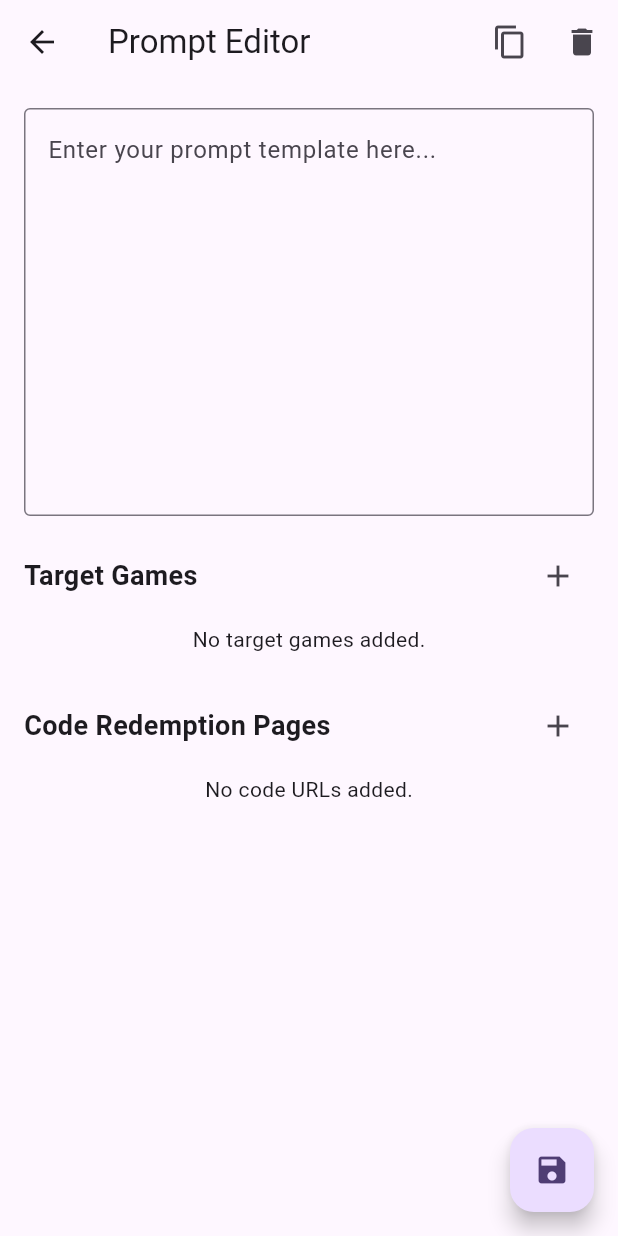
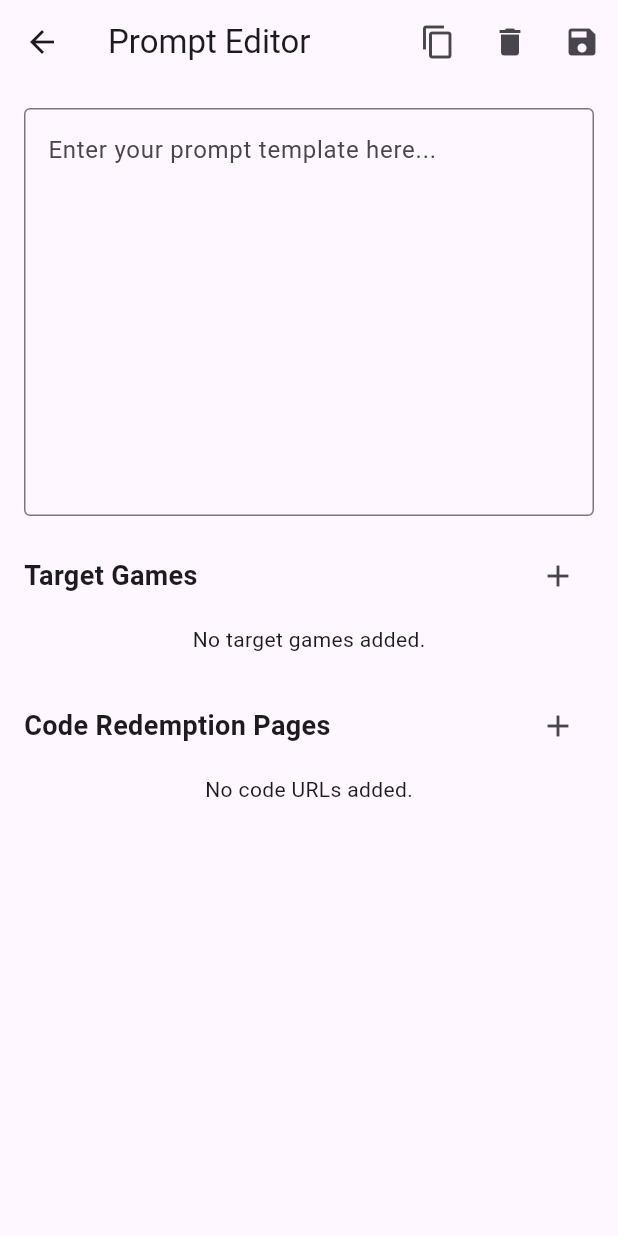
Before and after one commit to onpuuki/game-tracker, a Flutter app: the screen it shows after launch, in the side drawer, after a tap on "Prompt Editor", on a phone screen of 412 x 824 dp. Run offline on Flutter 3.47's test engine with Material 3 defaults, Android fonts, the phone set to English and light mode, and no system bars; our stand-ins replace cloud_firestore, cloud_functions, firebase_core, shared_preferences; accounts and stored records are empty.

Commit message:
fix(frontend): move save button to app bar in prompt editor
Removed the floating action button (FAB) from the PromptEditorScreen
because it was overlapping with other UI elements at the bottom right.
Added a new save icon button to the top AppBar's actions menu to provide
unobstructed access to the save functionality.

Co-authored-by: onpuuki <220911838+onpuuki@users.noreply.github.com>

```diff
--- a/frontend/lib/screens/prompt_editor_screen.dart
+++ b/frontend/lib/screens/prompt_editor_screen.dart
@@ -246,6 +246,11 @@ class _PromptEditorScreenState extends State<PromptEditorScreen> {
             tooltip: 'Delete/Clear',
             onPressed: _clearPrompt,
           ),
+          IconButton(
+            icon: const Icon(Icons.save),
+            tooltip: 'Save',
+            onPressed: _saveData,
+          ),
         ],
       ),
       body: _isLoading
@@ -410,11 +415,6 @@ class _PromptEditorScreenState extends State<PromptEditorScreen> {
                 ),
               ),
             ),
-      floatingActionButton: FloatingActionButton(
-        onPressed: _saveData,
-        tooltip: 'Save',
-        child: const Icon(Icons.save),
-      ),
     );
   }
 }
```
